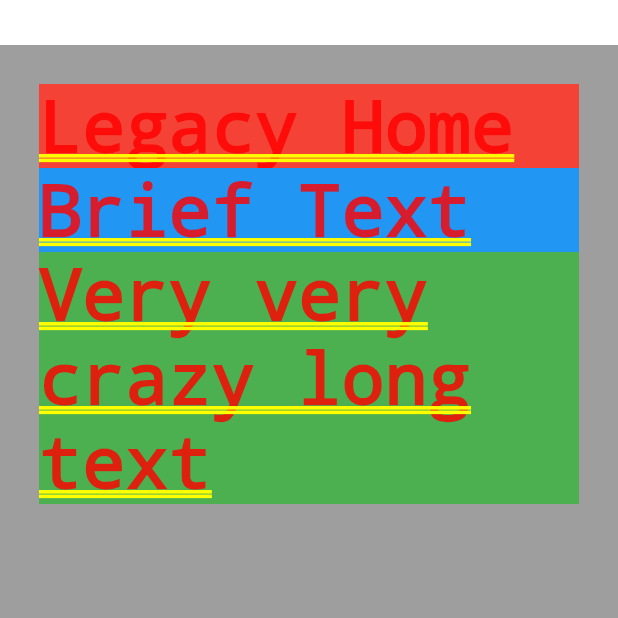
After one commit to Davoleo/sample_flutter_app, a Flutter app: the screen it shows after launch, scrolled down 190 dp, after a tap on "Legacy Home", on a phone screen of 412 x 824 dp, the top half of it. The commit adds this screen. Run offline on Flutter 3.47's test engine with Material 2 defaults, Android fonts, the phone set to English and light mode, and no system bars.

Commit message:
Refactor Legacy Home Page

```diff
--- a/lib/screens/home_page.dart
+++ b/lib/screens/home_page.dart
@@ -5,6 +5,7 @@ import 'package:sample_flutter_app/components/StarRating.dart';
 import 'package:sample_flutter_app/screens/file_storage_route.dart';
 import 'package:sample_flutter_app/screens/forms_route.dart';
 import 'package:sample_flutter_app/components/KeyTestComponents.dart';
+import 'package:sample_flutter_app/screens/legacy_home.dart';
 import 'package:sample_flutter_app/screens/navigation/navigation_route.dart';
 import 'package:sample_flutter_app/screens/orientation_managers.dart';
 import 'package:sample_flutter_app/screens/resolution_route.dart';
@@ -296,6 +297,7 @@ class _TestHomePageState extends State<TestHomePage> {
               RaisedButton(child: Text("To-Do List"), onPressed: () {Navigator.push(context, MaterialPageRoute(builder: (context) => ToDoList()));}),
               RaisedButton(child: Text("File Storage"), onPressed: () {Navigator.push(context, MaterialPageRoute(builder: (context) => FileStorageScreen()));}),
               RaisedButton(child: Text("Table Layout"), onPressed: () {Navigator.push(context, MaterialPageRoute(builder: (context) => TablePage()));}),
+              RaisedButton(child: Text("Legacy Home"), onPressed: () {Navigator.push(context, MaterialPageRoute(builder: (context) => LegacyHome()));}),
             ],
             ),
           ),
--- /dev/null
+++ b/lib/screens/legacy_home.dart
@@ -0,0 +1,44 @@
+import 'package:flutter/material.dart';
+
+//Legacy Home Screen
+class LegacyHome extends StatelessWidget {
+  @override
+  Widget build(BuildContext context) {
+    return Container(
+      color: Colors.grey,
+      padding: const EdgeInsets.all(26.0),
+      margin: EdgeInsets.only(top: 30),
+      alignment: Alignment.topCenter,
+      child: Column(
+//Flexbox Styled widget positioning
+        mainAxisAlignment: MainAxisAlignment.start,
+        mainAxisSize: MainAxisSize.max,
+        crossAxisAlignment: CrossAxisAlignment.stretch,
+        textDirection: TextDirection.ltr,
+        children: <Widget>[
+          Container(
+            color: Colors.red,
+            child: Text(
+              "Legacy Home",
+              textDirection: TextDirection.ltr,
+            ),
+          ),
+          Container(
+            color: Colors.blue,
+            child: Text(
+              "Brief Text",
+              textDirection: TextDirection.ltr,
+            ),
+          ),
+          Container(
+            color: Colors.green,
+            child: Text(
+              "Very very crazy long text",
+              textDirection: TextDirection.ltr,
+            ),
+          ),
+        ],
+      ),
+    );
+  }
+}
```
Also changed, not shown: lib/main.dart (+0 -22 lines).
